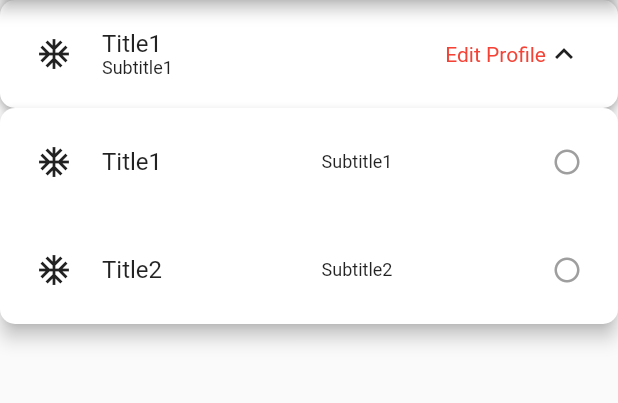
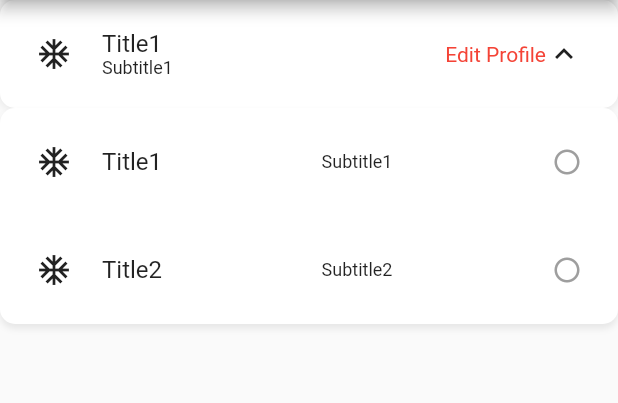
Before and after one commit to Nagoorkani2393/Animated-drop-down, a Flutter app: the screen it shows after launch, after a tap on "Title1", on a phone screen of 412 x 824 dp, the part 84-487 px from its top. Run offline on Flutter 3.47's test engine with Material 2 defaults, Android fonts, the phone set to English and light mode, and no system bars.

```diff
--- a/lib/drop_down.dart
+++ b/lib/drop_down.dart
@@ -88,9 +88,11 @@ class _AnimatedDropDownState extends State<AnimatedDropDown>
           padding: const EdgeInsets.symmetric(horizontal: 24, vertical: 10),
           decoration: BoxDecoration(
               borderRadius: BorderRadius.circular(widget.borderRadius ?? 0),
-              boxShadow: const [
+              boxShadow: [
                 BoxShadow(
-                    color: Colors.grey, offset: Offset(0, 2), blurRadius: 5),
+                    color: Colors.grey.withOpacity(0.3),
+                    offset: const Offset(0, 0),
+                    blurRadius: 5),
               ],
               color: widget.tileColor ?? Colors.white),
           child: ValueListenableBuilder<AnimatedDropDownItems>(
@@ -211,11 +213,17 @@ class _AnimatedDropDownState extends State<AnimatedDropDown>
             },
             child: Material(
               color: Colors.transparent,
-              elevation: 5,
+              elevation: 0,
               borderRadius: BorderRadius.circular(widget.borderRadius ?? 0.0),
               child: Container(
                 decoration: BoxDecoration(
                     color: widget.expandedTileColor ?? Colors.white,
+                    boxShadow: [
+                      BoxShadow(
+                          color: Colors.grey.withOpacity(0.2),
+                          offset: const Offset(0, 3),
+                          blurRadius: 3),
+                    ],
                     borderRadius: BorderRadius.all(
                         Radius.circular(widget.borderRadius ?? 0))),
                 child: AnimatedBuilder(
```
